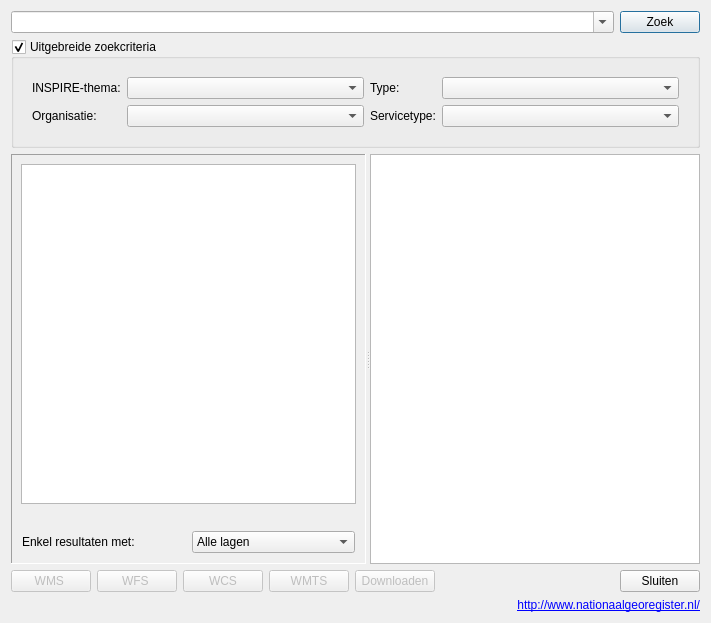
Before: the Qt Designer form ui_dataCatalog_dialog.ui in warrieka/inspireNL, drawn with Qt 5.
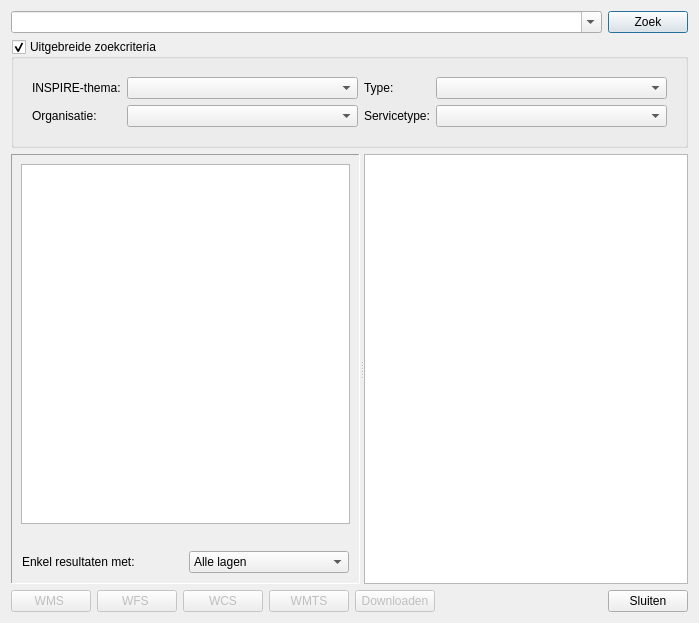
After: the same form once the commit is applied. Icons and pictures are not drawn.

```diff
--- a/ui_dataCatalog_dialog.ui
+++ b/ui_dataCatalog_dialog.ui
@@ -6,7 +6,7 @@
    <rect>
     <x>0</x>
     <y>0</y>
-    <width>711</width>
+    <width>699</width>
     <height>623</height>
    </rect>
   </property>
@@ -495,32 +495,6 @@
      </item>
     </layout>
    </item>
-   <item>
-    <layout class="QHBoxLayout" name="horizontalLayout_3">
-     <item>
-      <widget class="QLabel" name="msgLbl">
-       <property name="sizePolicy">
-        <sizepolicy hsizetype="MinimumExpanding" vsizetype="Preferred">
-         <horstretch>0</horstretch>
-         <verstretch>0</verstretch>
-        </sizepolicy>
-       </property>
-       <property name="text">
-        <string>&lt;html&gt;&lt;head/&gt;&lt;body&gt;&lt;p&gt;&lt;a href=&quot;http://www.nationaalgeoregister.nl/&quot;&gt;&lt;span style=&quot; text-decoration: underline; color:#0000ff;&quot;&gt;http://www.nationaalgeoregister.nl/&lt;/span&gt;&lt;/a&gt;&lt;/p&gt;&lt;/body&gt;&lt;/html&gt;</string>
-       </property>
-       <property name="alignment">
-        <set>Qt::AlignBottom|Qt::AlignRight|Qt::AlignTrailing</set>
-       </property>
-       <property name="openExternalLinks">
-        <bool>true</bool>
-       </property>
-       <property name="textInteractionFlags">
-        <set>Qt::LinksAccessibleByKeyboard|Qt::LinksAccessibleByMouse</set>
-       </property>
-      </widget>
-     </item>
-    </layout>
-   </item>
   </layout>
   <action name="addWMSaction">
    <property name="text">
```
